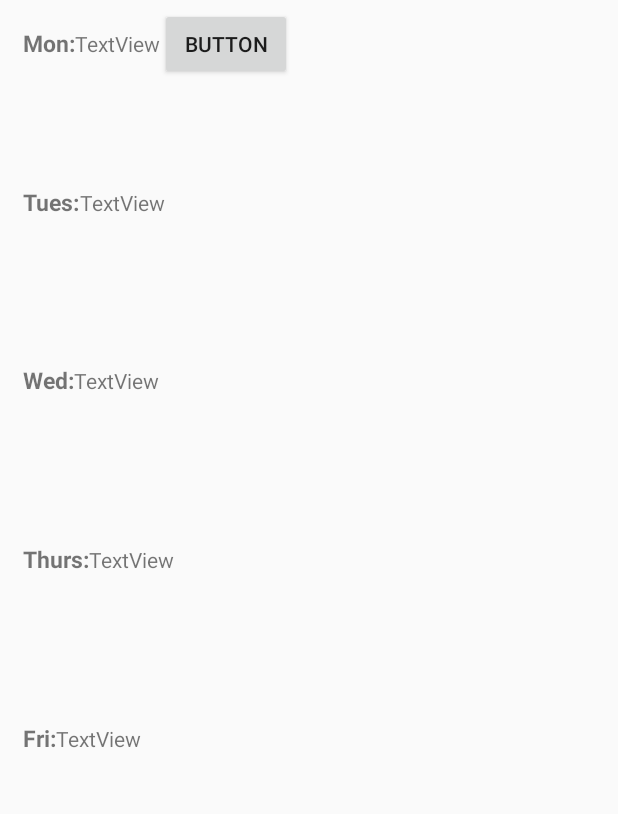
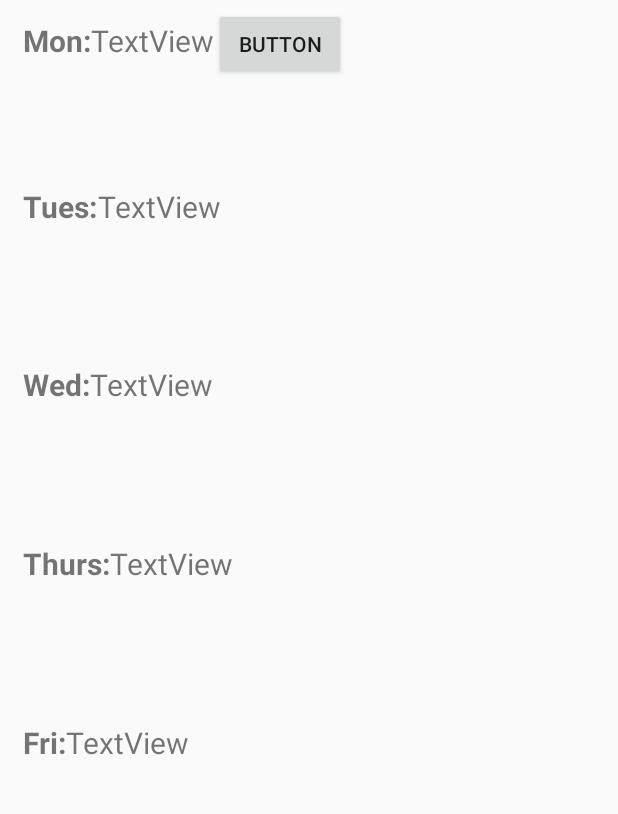
Before and after one commit to mmendoza83/OCCOfficeHours, an Android app: the layout activity_instructor_details.xml on its own in the app's theme, with its tools: preview values and no code run, on a phone screen of 412 x 824 dp, the part 312-1126 px from its top. Run offline under Robolectric (Android 15) with nearby library versions, the phone set to English and light mode, and no system bars.

Commit message:
edited the text size

```diff
--- a/app/src/main/res/layout/activity_instructor_details.xml
+++ b/app/src/main/res/layout/activity_instructor_details.xml
@@ -76,7 +76,7 @@
                 android:layout_height="wrap_content"
                 android:gravity="left"
                 android:text="@string/monday_text"
-                android:textSize="15sp"
+                android:textSize="20sp"
                 android:textStyle="bold"/>
 
             <TextView
@@ -84,7 +84,8 @@
                 android:layout_width="wrap_content"
                 android:layout_height="wrap_content"
                 android:linksClickable="true"
-                android:text="TextView"/>
+                android:text="TextView"
+                android:textSize="20sp"/>
 
             <Button
                 android:id="@+id/button2"
@@ -106,7 +107,7 @@
                 android:layout_height="wrap_content"
                 android:gravity="left"
                 android:text="@string/tuesday_text"
-                android:textSize="15sp"
+                android:textSize="20sp"
                 android:textStyle="bold"/>
 
             <TextView
@@ -114,7 +115,8 @@
                 android:layout_width="wrap_content"
                 android:layout_height="wrap_content"
                 android:linksClickable="true"
-                android:text="TextView"/>
+                android:text="TextView"
+                android:textSize="20sp"/>
         </LinearLayout>
 
         <LinearLayout
@@ -129,7 +131,7 @@
                 android:layout_height="wrap_content"
                 android:gravity="left"
                 android:text="@string/wednesday_text"
-                android:textSize="15sp"
+                android:textSize="20sp"
                 android:textStyle="bold"/>
 
             <TextView
@@ -137,7 +139,8 @@
                 android:layout_width="wrap_content"
                 android:layout_height="wrap_content"
                 android:linksClickable="true"
-                android:text="TextView"/>
+                android:text="TextView"
+                android:textSize="20sp"/>
         </LinearLayout>
 
         <LinearLayout
@@ -152,7 +155,7 @@
                 android:layout_height="wrap_content"
                 android:gravity="left"
                 android:text="@string/thursday_text"
-                android:textSize="15sp"
+                android:textSize="20sp"
                 android:textStyle="bold"/>
 
             <TextView
@@ -160,7 +163,8 @@
                 android:layout_width="wrap_content"
                 android:layout_height="wrap_content"
                 android:linksClickable="true"
-                android:text="TextView"/>
+                android:text="TextView"
+                android:textSize="20sp"/>
         </LinearLayout>
 
         <LinearLayout
@@ -175,7 +179,7 @@
                 android:layout_height="wrap_content"
                 android:gravity="left"
                 android:text="@string/friday_text"
-                android:textSize="15sp"
+                android:textSize="20sp"
                 android:textStyle="bold"/>
 
             <TextView
@@ -183,7 +187,8 @@
                 android:layout_width="wrap_content"
                 android:layout_height="wrap_content"
                 android:linksClickable="true"
-                android:text="TextView"/>
+                android:text="TextView"
+                android:textSize="20sp"/>
         </LinearLayout>
     </LinearLayout>
 
```
